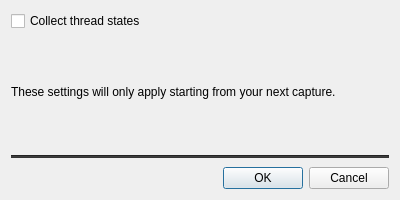
Above: src/OrbitQt/CaptureOptionsDialog.ui from google/orbit before the change. Below: the same form after it.
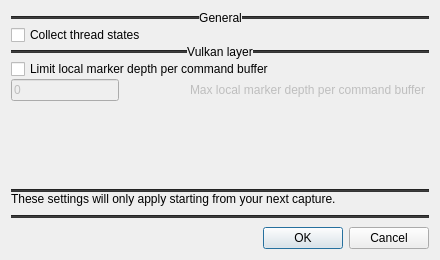
That is the form after the change.

Commit message: Expose setting to limit the local depth of markers per command buffer.

Diff of the .ui file:
```diff
--- a/src/OrbitQt/CaptureOptionsDialog.ui
+++ b/src/OrbitQt/CaptureOptionsDialog.ui
@@ -9,8 +9,8 @@
    <rect>
     <x>0</x>
     <y>0</y>
-    <width>400</width>
-    <height>200</height>
+    <width>440</width>
+    <height>260</height>
    </rect>
   </property>
   <property name="windowTitle">
@@ -25,6 +25,46 @@
    </property>
    <item row="0" column="0">
     <layout class="QVBoxLayout" name="verticalLayout">
+     <item>
+      <layout class="QHBoxLayout" name="horizontalLayout_3">
+       <item>
+        <widget class="Line" name="line_4">
+         <property name="styleSheet">
+          <string notr="true">background: #353535</string>
+         </property>
+         <property name="orientation">
+          <enum>Qt::Horizontal</enum>
+         </property>
+        </widget>
+       </item>
+       <item>
+        <widget class="QLabel" name="label_4">
+         <property name="sizePolicy">
+          <sizepolicy hsizetype="Fixed" vsizetype="Fixed">
+           <horstretch>0</horstretch>
+           <verstretch>0</verstretch>
+          </sizepolicy>
+         </property>
+         <property name="text">
+          <string>General</string>
+         </property>
+         <property name="alignment">
+          <set>Qt::AlignCenter</set>
+         </property>
+        </widget>
+       </item>
+       <item>
+        <widget class="Line" name="line_5">
+         <property name="styleSheet">
+          <string notr="true">background: #353535</string>
+         </property>
+         <property name="orientation">
+          <enum>Qt::Horizontal</enum>
+         </property>
+        </widget>
+       </item>
+      </layout>
+     </item>
      <item>
       <widget class="QCheckBox" name="threadStateCheckBox">
        <property name="text">
@@ -32,13 +72,122 @@
        </property>
       </widget>
      </item>
+     <item>
+      <layout class="QHBoxLayout" name="horizontalLayout_2">
+       <item>
+        <widget class="Line" name="line_3">
+         <property name="styleSheet">
+          <string notr="true">background: #353535</string>
+         </property>
+         <property name="orientation">
+          <enum>Qt::Horizontal</enum>
+         </property>
+        </widget>
+       </item>
+       <item>
+        <widget class="QLabel" name="label_3">
+         <property name="enabled">
+          <bool>true</bool>
+         </property>
+         <property name="sizePolicy">
+          <sizepolicy hsizetype="Fixed" vsizetype="Fixed">
+           <horstretch>0</horstretch>
+           <verstretch>0</verstretch>
+          </sizepolicy>
+         </property>
+         <property name="text">
+          <string>Vulkan layer</string>
+         </property>
+         <property name="scaledContents">
+          <bool>false</bool>
+         </property>
+         <property name="alignment">
+          <set>Qt::AlignCenter</set>
+         </property>
+        </widget>
+       </item>
+       <item>
+        <widget class="Line" name="line_2">
+         <property name="styleSheet">
+          <string notr="true">background: #353535</string>
+         </property>
+         <property name="orientation">
+          <enum>Qt::Horizontal</enum>
+         </property>
+        </widget>
+       </item>
+      </layout>
+     </item>
+     <item>
+      <widget class="QCheckBox" name="localMarkerDepthCheckBox">
+       <property name="text">
+        <string>Limit local marker depth per command buffer</string>
+       </property>
+      </widget>
+     </item>
+     <item>
+      <layout class="QHBoxLayout" name="horizontalLayout">
+       <item>
+        <widget class="QLineEdit" name="localMarkerDepthLineEdit">
+         <property name="enabled">
+          <bool>false</bool>
+         </property>
+         <property name="inputMethodHints">
+          <set>Qt::ImhDigitsOnly</set>
+         </property>
+         <property name="text">
+          <string>0</string>
+         </property>
+        </widget>
+       </item>
+       <item>
+        <spacer name="horizontalSpacer">
+         <property name="orientation">
+          <enum>Qt::Horizontal</enum>
+         </property>
+         <property name="sizeHint" stdset="0">
+          <size>
+           <width>4</width>
+           <height>20</height>
+          </size>
+         </property>
+        </spacer>
+       </item>
+       <item>
+        <widget class="QLabel" name="label_2">
+         <property name="enabled">
+          <bool>false</bool>
+         </property>
+         <property name="text">
+          <string>Max local marker depth per command buffer </string>
+         </property>
+        </widget>
+       </item>
+      </layout>
+     </item>
      <item>
       <spacer name="verticalSpacer">
        <property name="orientation">
         <enum>Qt::Vertical</enum>
        </property>
+       <property name="sizeHint" stdset="0">
+        <size>
+         <width>0</width>
+         <height>0</height>
+        </size>
+       </property>
       </spacer>
      </item>
+     <item>
+      <widget class="Line" name="line_6">
+       <property name="styleSheet">
+        <string notr="true">background: #353535</string>
+       </property>
+       <property name="orientation">
+        <enum>Qt::Horizontal</enum>
+       </property>
+      </widget>
+     </item>
      <item>
       <widget class="QLabel" name="label">
        <property name="text">
```
Left out of the diff: 92 changed lines with no effect on the pictures. The commit also changes 14 other files.
